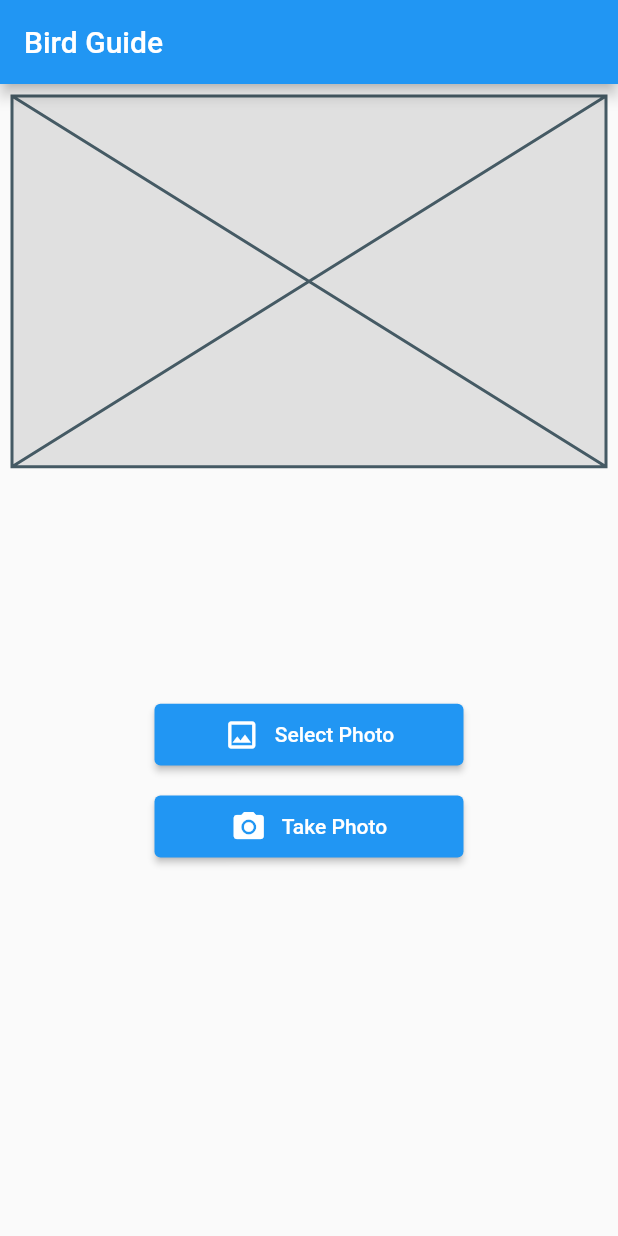
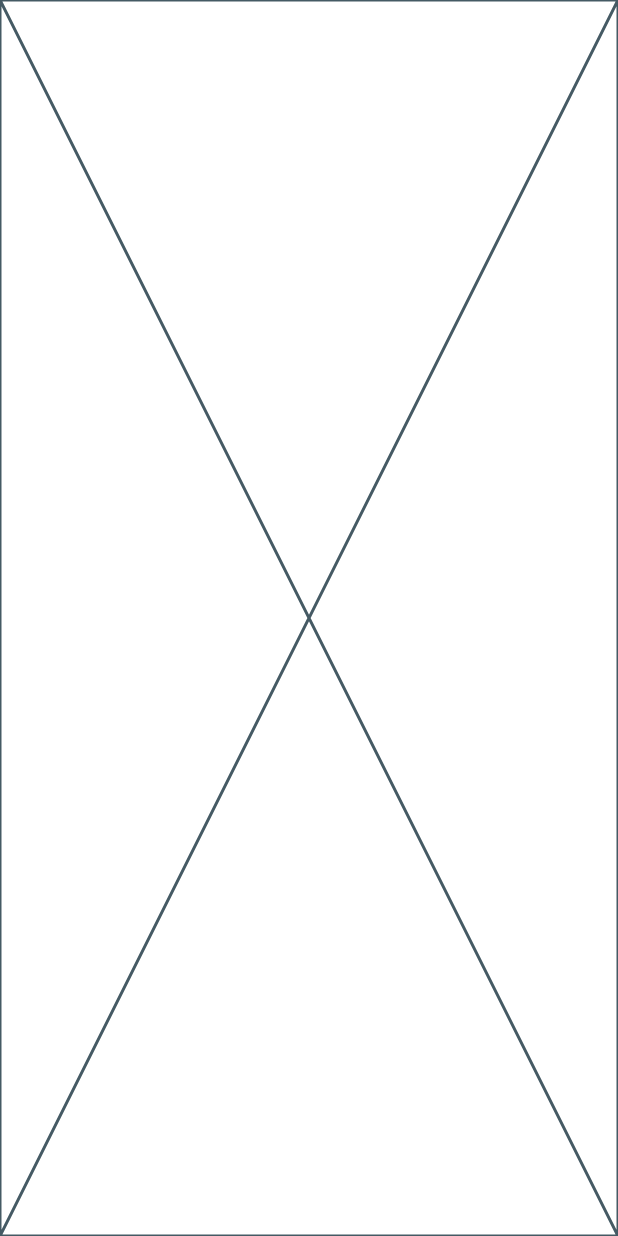
Before and after one commit to Sungrebe/Bird-Guide, a Flutter app: the screen it shows after launch, on a phone screen of 412 x 824 dp. Run offline on Flutter 3.47's test engine with Material 2 defaults, Android fonts, the phone set to English and light mode, and no system bars.

Commit message:
initial commit

```diff
--- a/lib/main.dart
+++ b/lib/main.dart
@@ -1,102 +1,14 @@
-import 'dart:io';
-
 import 'package:flutter/material.dart';
-import 'package:image_picker/image_picker.dart';
 
 void main() {
-  runApp(const MyApp());
+  runApp(const App());
 }
 
-class MyApp extends StatelessWidget {
-  const MyApp({super.key});
+class App extends StatelessWidget {
+  const App({super.key});
 
   @override
   Widget build(BuildContext context) {
-    return const MaterialApp(
-      home: MyHomePage(title: 'Bird Guide'),
-    );
+    return const Placeholder();
   }
 }
-
-class MyHomePage extends StatefulWidget {
-  const MyHomePage({super.key, required this.title});
-
-  final String title;
-
-  @override
-  State<MyHomePage> createState() => _MyHomePageState();
-}
-
-class _MyHomePageState extends State<MyHomePage> {
-
-  File? _photo;
-
-  Future _takePhoto() async {
-    // allow the user to take a photo with their camera
-  }
-
-  Future _selectPhoto() async {
-    // allow the user to pick a photo from their image gallery
-  }
-
-  @override
-  Widget build(BuildContext context) {
-    Size screenSize = MediaQuery.of(context).size;
-
-    return Scaffold(
-      appBar: AppBar(
-        title: Text(widget.title),
-      ),
-      body: Center(
-        child: Column(
-          children: [
-            Container(
-              key: const Key('photo_display'),
-              margin: const EdgeInsets.all(8),
-              width: screenSize.width,
-              height: screenSize.height * 0.3,
-              color: Colors.grey[300],
-              child: const Center(
-                child: Placeholder(), // replace this line with the logic for displaying the selected photo
-              ),
-            ),
-            const SizedBox(height: 150),
-            SizedBox(
-              width: screenSize.width * 0.5,
-              height: screenSize.height * 0.05,
-              child: ElevatedButton(
-                key: const Key('upload_photo_btn'),
-                onPressed: _takePhoto,
-                child: const Row(
-                  mainAxisSize: MainAxisSize.min,
-                    children: [
-                      Icon(Icons.image_outlined),
-                      SizedBox(width: 10),
-                      Text('Select Photo'),
-                    ],
-                  ),
-              ),
-            ),
-            const SizedBox(height: 20),
-            SizedBox(
-              width: screenSize.width * 0.5,
-              height: screenSize.height * 0.05,
-              child: ElevatedButton(
-                key: const Key('take_photo_btn'),
-                onPressed: _selectPhoto,
-                child: const Row(
-                  mainAxisSize: MainAxisSize.min,
-                    children: [
-                      Icon(Icons.photo_camera),
-                      SizedBox(width: 10),
-                      Text('Take Photo'),
-                    ],
-                  ),
-              ),
-            )
-          ],
-        ),
-      ),
-    );
-  }
-}
--- a/pubspec.yaml
+++ b/pubspec.yaml
@@ -31,6 +31,7 @@ dependencies:
   flutter:
     sdk: flutter
   image_picker:
+  tflite_flutter: ^0.10.3
 
   # The following adds the Cupertino Icons font to your application.
   # Use with the CupertinoIcons class for iOS style icons.
```
Also changed, not shown: assets/home_page_img.jpg (added), assets/project_code_logo.png (added), pubspec.lock, 5 other files.
